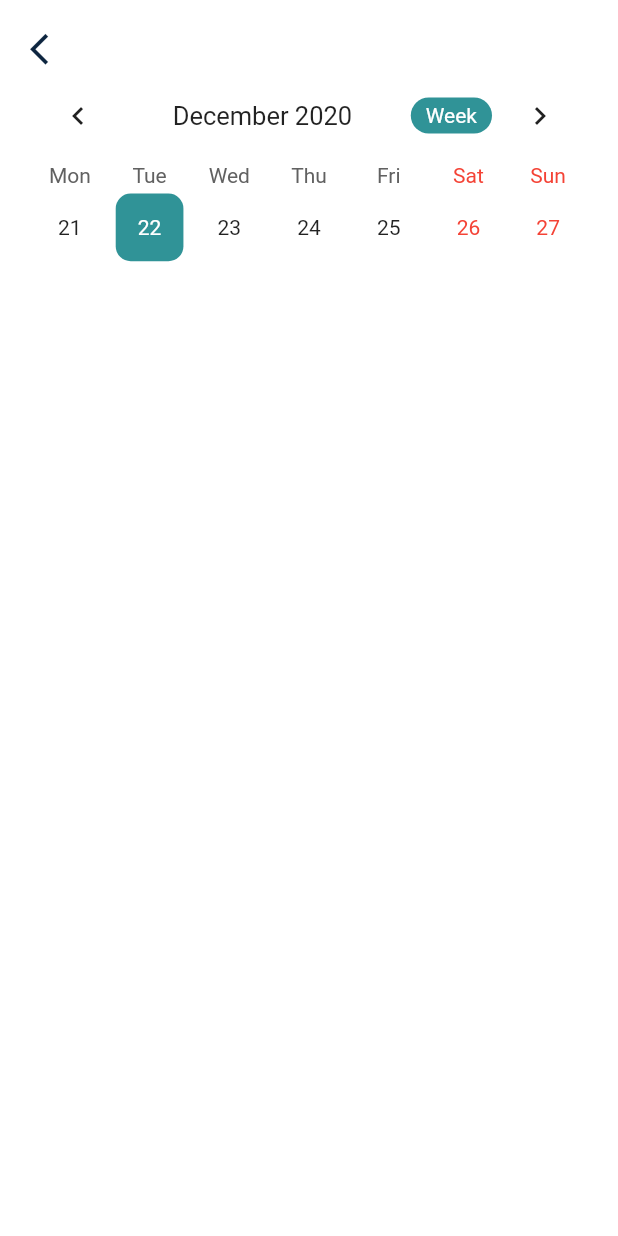
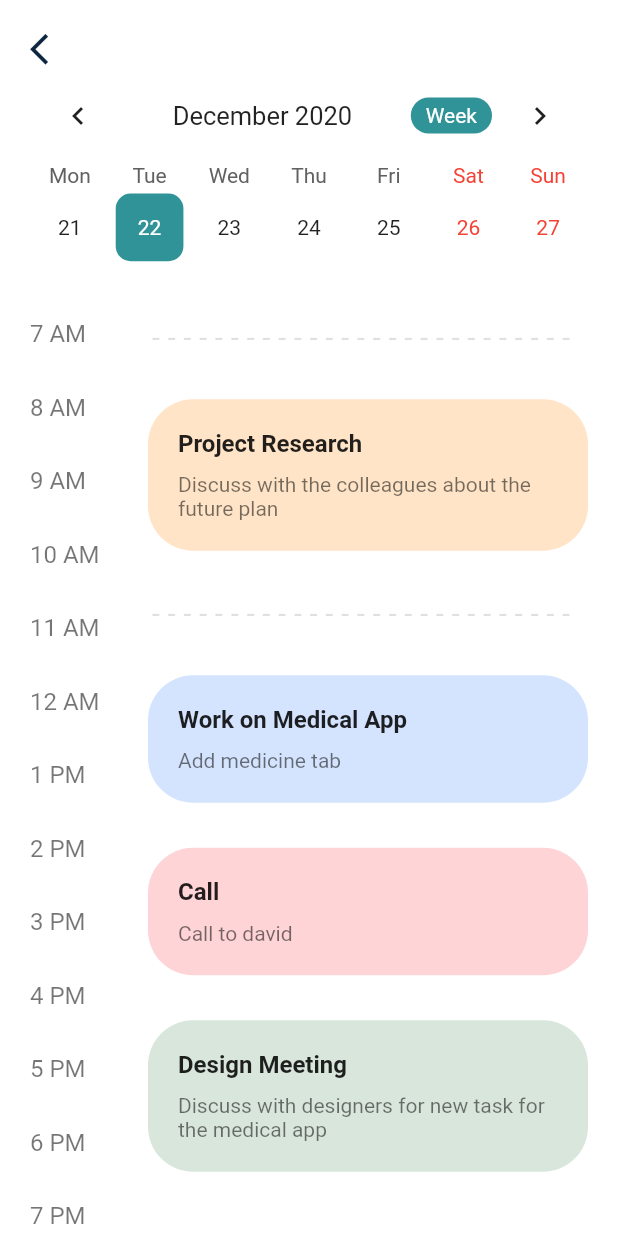
Before and after one commit to longnguyenhuynh/Project-Manager, a Flutter app: the CalendarPage screen opened directly, on a phone screen of 412 x 824 dp. Run offline on Flutter 3.47's test engine with Material 2 defaults, Android fonts, the phone set to English and light mode, and no system bars; drawn by our look-alikes of table_calendar; our stand-ins replace flutter_svg, percent_indicator.

Commit message:
xong calendar

```diff
--- a/Source/project_manager/lib/Screens/Calendar/calendar_page.dart
+++ b/Source/project_manager/lib/Screens/Calendar/calendar_page.dart
@@ -2,6 +2,7 @@ import 'package:flutter/material.dart';
 import 'package:project_manager/constants.dart';
 import 'package:table_calendar/table_calendar.dart';
 import 'package:project_manager/components/back_button.dart';
+import 'package:project_manager/components/task_container.dart';
 
 class CalendarPage extends StatefulWidget {
   @override
@@ -15,6 +16,18 @@ class _CalendarPageState extends State<CalendarPage> {
   void initState() {
     super.initState();
     _controller = CalendarController();
+  }
+
+  Widget _dashedText() {
+    return Container(
+      padding: EdgeInsets.symmetric(vertical: 15),
+      child: Text(
+        '------------------------------------------',
+        maxLines: 1,
+        style:
+            TextStyle(fontSize: 20.0, color: Colors.black12, letterSpacing: 5),
+      ),
+    );
   }
 
   @override
@@ -67,7 +80,80 @@ class _CalendarPageState extends State<CalendarPage> {
                       )),
                 ),
                 calendarController: _controller,
-              )
+              ),
+              Expanded(
+                child: SingleChildScrollView(
+                  child: Container(
+                    padding: EdgeInsets.symmetric(vertical: 20.0),
+                    child: Row(
+                      crossAxisAlignment: CrossAxisAlignment.start,
+                      mainAxisAlignment: MainAxisAlignment.spaceBetween,
+                      children: <Widget>[
+                        Expanded(
+                          flex: 1,
+                          child: ListView.builder(
+                            itemCount: time.length,
+                            shrinkWrap: true,
+                            physics: NeverScrollableScrollPhysics(),
+                            itemBuilder: (BuildContext context, int index) =>
+                                Padding(
+                              padding:
+                                  const EdgeInsets.symmetric(vertical: 15.0),
+                              child: Align(
+                                alignment: Alignment.centerLeft,
+                                child: Text(
+                                  '${time[index] > 12 ? time[index] - 12 : time[index]} ${time[index] > 12 ? 'PM' : 'AM'}',
+                                  style: TextStyle(
+                                    fontSize: 16.0,
+                                    color: Colors.black54,
+                                  ),
+                                ),
+                              ),
+                            ),
+                          ),
+                        ),
+                        SizedBox(
+                          width: 20,
+                        ),
+                        Expanded(
+                          flex: 5,
+                          child: ListView(
+                            shrinkWrap: true,
+                            physics: NeverScrollableScrollPhysics(),
+                            children: <Widget>[
+                              // Change base on date
+                              _dashedText(),
+                              TaskContainer(
+                                title: 'Project Research',
+                                subtitle:
+                                    'Discuss with the colleagues about the future plan',
+                                boxColor: kLightYellow2,
+                              ),
+                              _dashedText(),
+                              TaskContainer(
+                                title: 'Work on Medical App',
+                                subtitle: 'Add medicine tab',
+                                boxColor: kLavender,
+                              ),
+                              TaskContainer(
+                                title: 'Call',
+                                subtitle: 'Call to david',
+                                boxColor: kPalePink,
+                              ),
+                              TaskContainer(
+                                title: 'Design Meeting',
+                                subtitle:
+                                    'Discuss with designers for new task for the medical app',
+                                boxColor: kLightGreen,
+                              ),
+                            ],
+                          ),
+                        )
+                      ],
+                    ),
+                  ),
+                ),
+              ),
             ],
           ),
         ),
--- /dev/null
+++ b/Source/project_manager/lib/components/task_container.dart
@@ -0,0 +1,46 @@
+import 'package:flutter/material.dart';
+
+class TaskContainer extends StatelessWidget {
+  final String title;
+  final String subtitle;
+  final Color boxColor;
+
+  TaskContainer({
+    this.title,
+    this.subtitle,
+    this.boxColor,
+  });
+
+  @override
+  Widget build(BuildContext context) {
+    return Container(
+      margin: EdgeInsets.symmetric(vertical: 15.0),
+      padding: EdgeInsets.all(20.0),
+      child: Column(
+        crossAxisAlignment: CrossAxisAlignment.start,
+        children: <Widget>[
+          Text(
+            title,
+            style: TextStyle(
+              fontSize: 16.0,
+              fontWeight: FontWeight.w700,
+            ),
+          ),
+          Padding(
+            padding: const EdgeInsets.only(top: 10.0),
+            child: Text(
+              subtitle,
+              style: TextStyle(
+                fontSize: 14.0,
+                color: Colors.black54,
+                fontWeight: FontWeight.w400,
+              ),
+            ),
+          )
+        ],
+      ),
+      decoration: BoxDecoration(
+          color: boxColor, borderRadius: BorderRadius.circular(30.0)),
+    );
+  }
+}
--- a/Source/project_manager/lib/constants.dart
+++ b/Source/project_manager/lib/constants.dart
@@ -13,3 +13,23 @@ const Color kBlue = Color(0xFF6488E4);
 const Color kLightGreen = Color(0xFFD9E6DC);
 const Color kGreen = Color(0xFF309397);
 const Color kDarkBlue = Color(0xFF0D253F);
+
+List<int> time = [
+  7,
+  8,
+  9,
+  10,
+  11,
+  12,
+  13,
+  14,
+  15,
+  16,
+  17,
+  18,
+  19,
+  20,
+  21,
+  22,
+  23
+];
```
